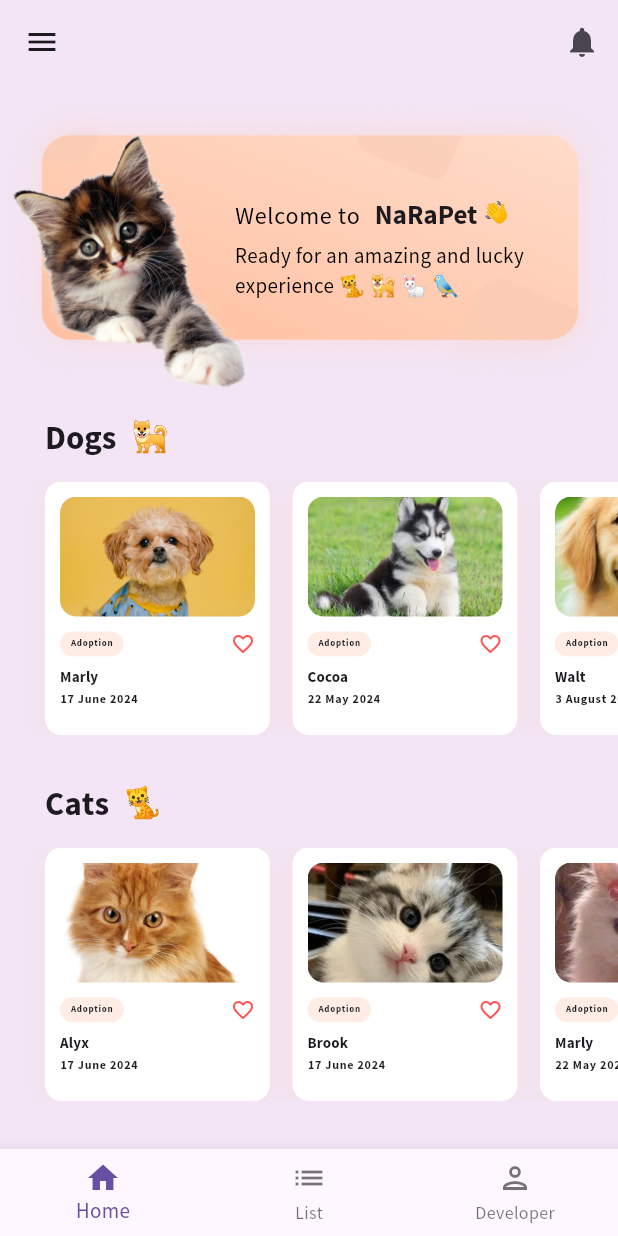
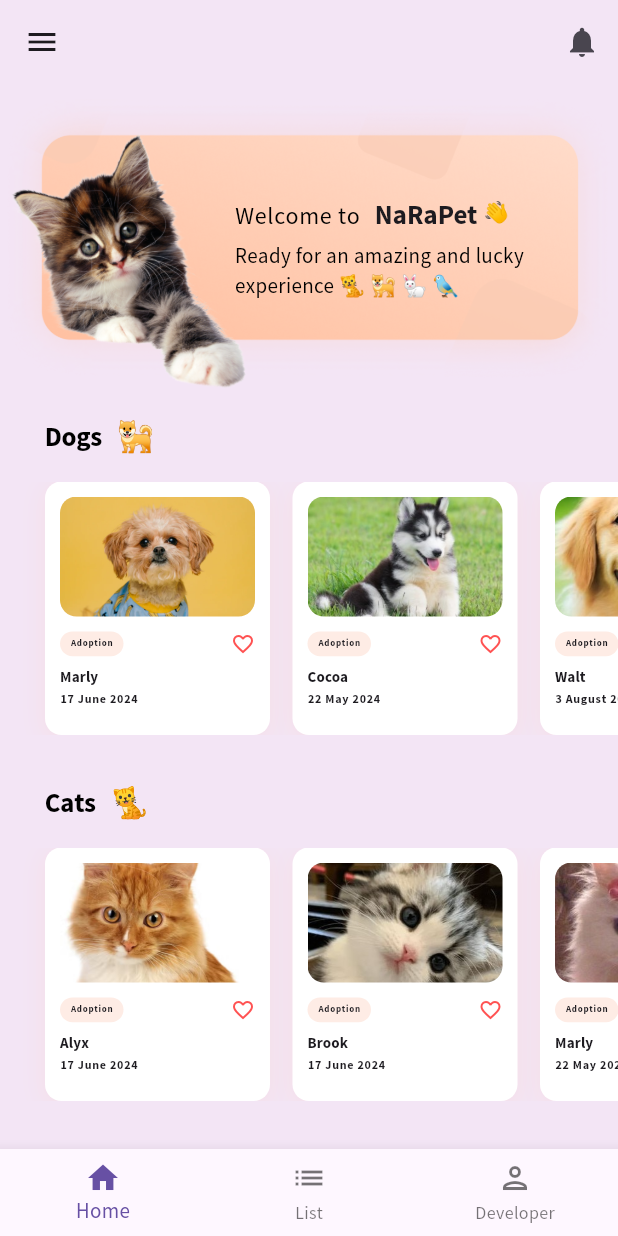
Before and after one commit to Moyuraa/pet_app, a Flutter app: the screen it shows after launch, on a phone screen of 412 x 824 dp. Run offline on Flutter 3.47's test engine with Material 3 defaults, Android fonts, the phone set to English and light mode, and no system bars; our stand-ins replace cached_network_image, flutter_svg.

Commit message:
update home

```diff
--- a/lib/pages/home_screen.dart
+++ b/lib/pages/home_screen.dart
@@ -232,7 +232,7 @@ class _HomeScreenState extends State<HomeScreen> {
             children: [
               Text(
                 title,
-                style: Theme.of(context).textTheme.headlineLarge,
+                style: Theme.of(context).textTheme.displayLarge,
               ),
               const SizedBox(width: 10),
               Text(
```
